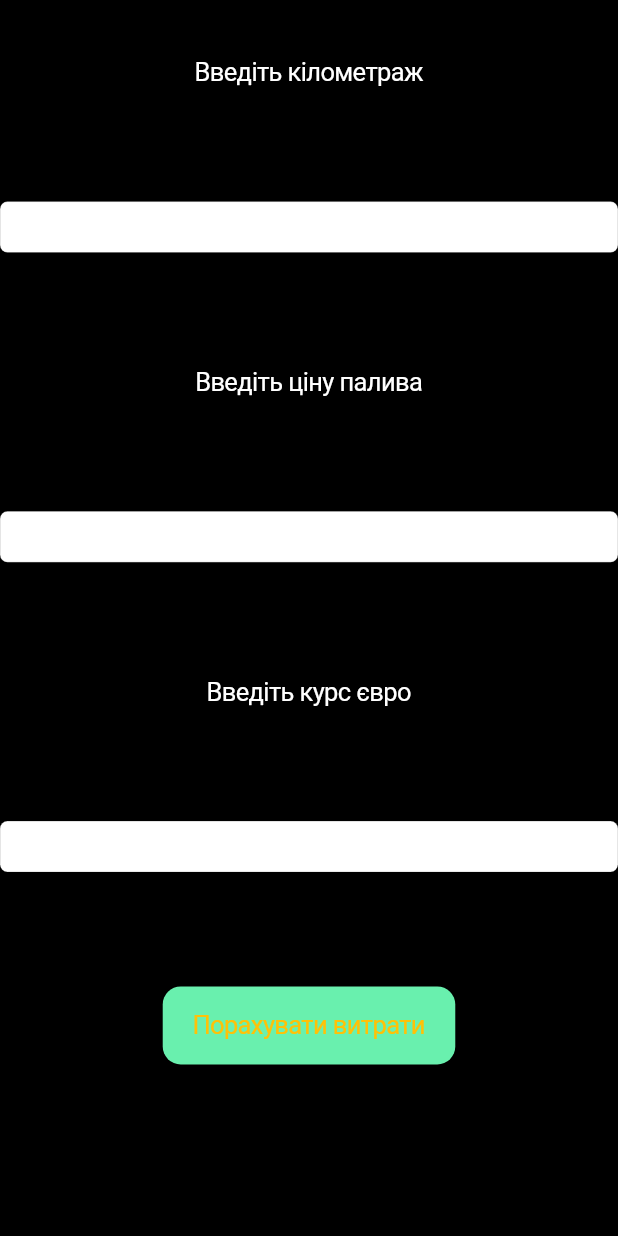
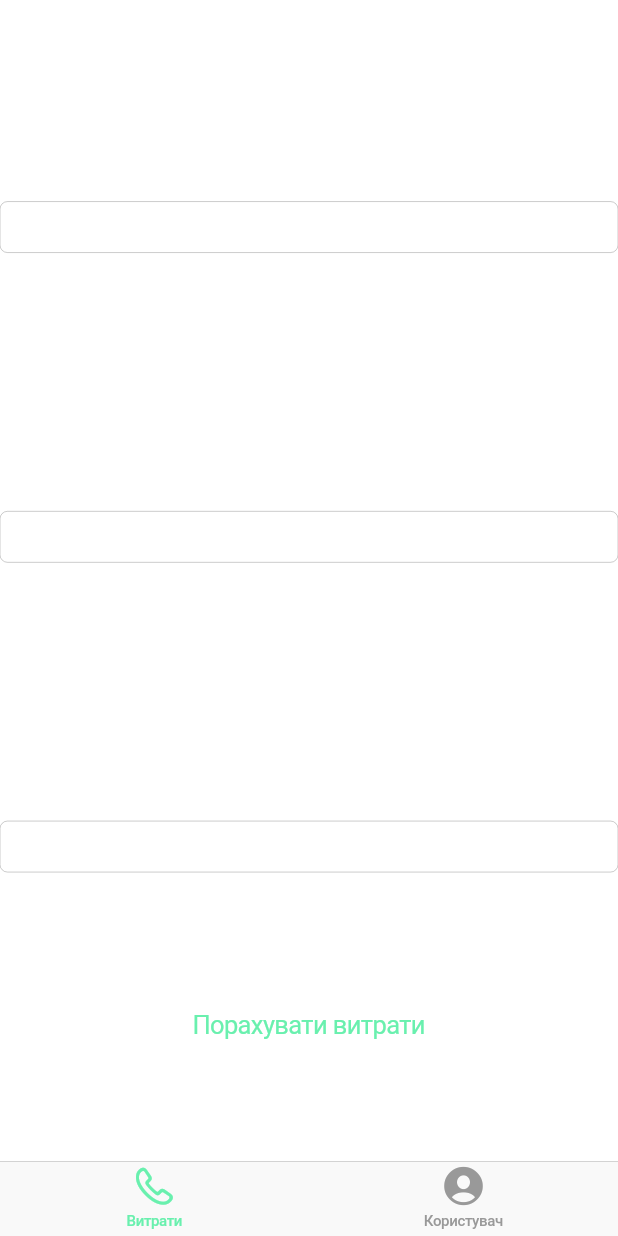
Before and after one commit to GektorAdonis/expenses_calc, a Flutter app: the screen it shows after launch, on a phone screen of 412 x 824 dp. Run offline on Flutter 3.47's test engine with Material 2 defaults, Android fonts, the phone set to English and light mode, and no system bars.

Commit message:
Profile screen added

```diff
--- /dev/null
+++ b/lib/calculation_screen.dart
@@ -0,0 +1,144 @@
+import 'package:flutter/cupertino.dart';
+import 'package:flutter/material.dart';
+
+class CalculationScreen extends StatefulWidget {
+  const CalculationScreen({Key? key}) : super(key: key);
+
+  @override
+  State<CalculationScreen> createState() => _CalculationScreenState();
+}
+
+class _CalculationScreenState extends State<CalculationScreen> {
+  @override
+  Widget build(BuildContext context) {
+    TextEditingController? _kilometersController;
+    TextEditingController? _fuelPriceController;
+    TextEditingController? _exchangeRateController;
+    final carPrice = 15000.0;
+    final consumption = 10.0;
+    final driverPercent = 0.15;
+    double kilometers = 0.0;
+    final generalKilometers = 1000000.0;
+    double amorthization = 0.0;
+    double fuelPrice = 0.0;
+    double euroRate = 0.0;
+    double generalConsumption = 0.0;
+    double generalFuelPrice = 0.0;
+    double generalFuelPriceInEuro = 0.0;
+    final pricePerKilometer = 0.1;
+    double generalPriceForKilometers = 0.0;
+    double driverSalary = 0.0;
+    double total = 0.0;
+    bool isTotalShown = false;
+
+    void calculateAmorthization() {
+      amorthization = (carPrice / generalKilometers) * kilometers;
+    }
+
+    void calculateGeneralFuelPrice() {
+      generalConsumption = kilometers / 100 * consumption;
+      generalFuelPrice = generalConsumption * fuelPrice;
+    }
+
+    void calculateGeneralFuelPriceInEuro() {
+      calculateGeneralFuelPrice();
+      generalFuelPriceInEuro = generalFuelPrice / euroRate;
+    }
+
+    void calculateExpense() {
+      calculateGeneralFuelPriceInEuro();
+      calculateAmorthization();
+      total = generalFuelPriceInEuro + amorthization;
+    }
+
+    void showTotal() {
+      setState(() {
+        isTotalShown = true;
+      });
+    }
+
+    return CupertinoPageScaffold(
+      child: GestureDetector(
+        behavior: HitTestBehavior.opaque,
+        onTap: (() {
+          FocusManager.instance.primaryFocus?.unfocus();
+        }),
+        child: SafeArea(
+          top: true,
+          bottom: false,
+          child: Column(
+            mainAxisAlignment: MainAxisAlignment.spaceAround,
+            children: [
+              const Text(
+                "Введіть кілометраж",
+                style: TextStyle(
+                  color: Colors.white,
+                ),
+              ),
+              CupertinoTextField(
+                controller: _kilometersController,
+                keyboardType:
+                    const TextInputType.numberWithOptions(decimal: true),
+                onChanged: (value) {
+                  kilometers = value.isEmpty ? 0.0 : double.parse(value);
+                },
+              ),
+              const Text(
+                'Введіть ціну палива',
+                style: TextStyle(
+                  color: Colors.white,
+                ),
+              ),
+              CupertinoTextField(
+                controller: _fuelPriceController,
+                keyboardType:
+                    const TextInputType.numberWithOptions(decimal: true),
+                onChanged: (value) {
+                  fuelPrice = value.isEmpty ? 0.0 : double.parse(value);
+                },
+              ),
+              const Text(
+                "Введіть курс євро",
+                style: TextStyle(
+                  color: Colors.white,
+                ),
+              ),
+              CupertinoTextField(
+                controller: _exchangeRateController,
+                keyboardType:
+                    const TextInputType.numberWithOptions(decimal: true),
+                onChanged: (value) {
+                  euroRate = value.isEmpty ? 0.0 : double.parse(value);
+                },
+              ),
+              CupertinoButton(
+                // color: Colors.greenAccent,
+                child: const Text(
+                  "Порахувати витрати",
+                ),
+                onPressed: () {
+                  calculateExpense();
+                  FocusManager.instance.primaryFocus?.unfocus();
+                  showTotal();
+                },
+              ),
+              Container(
+                child: isTotalShown
+                    ? Text(
+                        "Витрати: " +
+                            (total.isNaN
+                                ? 0.toStringAsFixed(2)
+                                : total.toStringAsFixed(2)),
+                        style: const TextStyle(
+                          color: Colors.white,
+                        ),
+                      )
+                    : null,
+              ),
+            ],
+          ),
+        ),
+      ),
+    );
+  }
+}
--- a/lib/main.dart
+++ b/lib/main.dart
@@ -1,3 +1,5 @@
+import 'package:expense_calc/admin_screen.dart';
+import 'package:expense_calc/calculation_screen.dart';
 import 'package:flutter/cupertino.dart';
 import 'package:flutter/material.dart';
 
@@ -13,7 +15,7 @@ class MyApp extends StatelessWidget {
       title: 'Expense Calculator',
       debugShowCheckedModeBanner: false,
       theme: CupertinoThemeData(
-        primaryColor: Colors.amber,
+        primaryColor: Colors.greenAccent,
       ),
       home: MyHomePage(),
     );
@@ -27,133 +29,31 @@ class MyHomePage extends StatefulWidget {
 }
 
 class _MyHomePageState extends State<MyHomePage> {
-  TextEditingController? _kilometersController;
-  TextEditingController? _fuelPriceController;
-  TextEditingController? _exchangeRateController;
-  final carPrice = 15000.0;
-  final consumption = 10.0;
-  final driverPercent = 0.15;
-  double kilometers = 0.0;
-  final generalKilometers = 1000000.0;
-  double amorthization = 0.0;
-  double fuelPrice = 0.0;
-  double euroRate = 0.0;
-  double generalConsumption = 0.0;
-  double generalFuelPrice = 0.0;
-  double generalFuelPriceInEuro = 0.0;
-  final pricePerKilometer = 0.1;
-  double generalPriceForKilometers = 0.0;
-  double driverSalary = 0.0;
-  double total = 0.0;
-  bool isTotalShown = false;
-
   @override
   Widget build(BuildContext context) {
-    void calculateAmorthization() {
-      amorthization = (carPrice / generalKilometers) * kilometers;
-    }
-
-    void calculateGeneralFuelPrice() {
-      generalConsumption = (kilometers / consumption);
-      generalFuelPrice = generalConsumption * fuelPrice;
-    }
-
-    void calculateGeneralFuelPriceInEuro() {
-      calculateGeneralFuelPrice();
-      generalFuelPriceInEuro = generalFuelPrice / euroRate;
-    }
-
-    void calculateExpense() {
-      calculateGeneralFuelPriceInEuro();
-      calculateAmorthization();
-      total = generalFuelPriceInEuro + amorthization;
-    }
-
-    void showTotal() {
-      setState(() {
-        isTotalShown = true;
-      });
-    }
-
-    return CupertinoPageScaffold(
-      backgroundColor: Colors.black,
-      child: GestureDetector(
-        behavior: HitTestBehavior.opaque,
-        onTap: (() {
-          FocusManager.instance.primaryFocus?.unfocus();
-        }),
-        child: SafeArea(
-          top: true,
-          child: Column(
-            mainAxisAlignment: MainAxisAlignment.spaceAround,
-            children: [
-              const Text(
-                "Введіть кілометраж",
-                style: TextStyle(
-                  color: Colors.white,
-                ),
-              ),
-              CupertinoTextField(
-                controller: _kilometersController,
-                keyboardType: TextInputType.number,
-                onChanged: (value) {
-                  kilometers = value.isEmpty ? 0.0 : double.parse(value);
-                },
-              ),
-              const Text(
-                'Введіть ціну палива',
-                style: TextStyle(
-                  color: Colors.white,
-                ),
-              ),
-              CupertinoTextField(
-                controller: _fuelPriceController,
-                keyboardType: TextInputType.number,
-                onChanged: (value) {
-                  fuelPrice = value.isEmpty ? 0.0 : double.parse(value);
-                },
-              ),
-              const Text(
-                "Введіть курс євро",
-                style: TextStyle(
-                  color: Colors.white,
-                ),
-              ),
-              CupertinoTextField(
-                controller: _exchangeRateController,
-                keyboardType: TextInputType.number,
-                onChanged: (value) {
-                  euroRate = value.isEmpty ? 0.0 : double.parse(value);
-                },
-              ),
-              CupertinoButton(
-                color: Colors.greenAccent,
-                child: const Text(
-                  "Порахувати витрати",
-                ),
-                onPressed: () {
-                  calculateExpense();
-                  FocusManager.instance.primaryFocus?.unfocus();
-                  showTotal();
-                },
-              ),
-              Container(
-                child: isTotalShown
-                    ? Text(
-                        "Витрати: " +
-                            (total.isNaN
-                                ? 0.toStringAsFixed(2)
-                                : total.toStringAsFixed(2)),
-                        style: const TextStyle(
-                          color: Colors.white,
-                        ),
-                      )
-                    : null,
-              ),
-            ],
-          ),
+    return CupertinoTabScaffold(
+        tabBar: CupertinoTabBar(
+          items: const [
+            BottomNavigationBarItem(
+              icon: Icon(CupertinoIcons.phone),
+              label: "Витрати",
+            ),
+            BottomNavigationBarItem(
+              icon: Icon(CupertinoIcons.person_crop_circle_fill),
+              label: "Користувач",
+            ),
+          ],
         ),
-      ),
-    );
+        backgroundColor: Colors.black,
+        tabBuilder: (context, index) {
+          switch (index) {
+            case 0:
+              return CalculationScreen();
+            case 1:
+              return Adminscreen();
+            default:
+              return CalculationScreen();
+          }
+        });
   }
 }
```
Also changed, not shown: lib/admin_screen.dart (added, +85 -0 lines), 2 other files.
